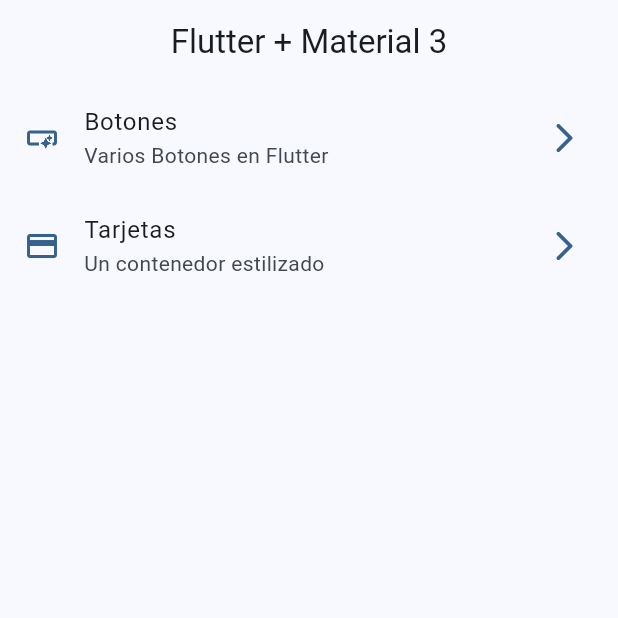
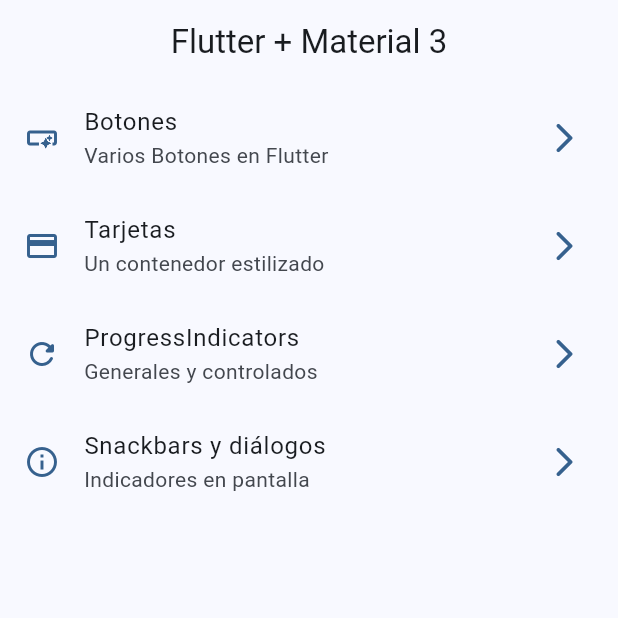
Before and after one commit to TellMeT-Dev/Proyectos_Flutter, a Flutter app: the screen it shows after launch, on a phone screen of 412 x 824 dp, the top half of it. Run offline on Flutter 3.47's test engine with Material 3 defaults, Android fonts, the phone set to English and light mode, and no system bars; our stand-ins replace animate_do, dio, go_router, video_player.

Commit message:
Agregar ProgressBar

```diff
--- a/widgets_app/lib/config/menu/menu_items.dart
+++ b/widgets_app/lib/config/menu/menu_items.dart
@@ -28,5 +28,19 @@
     subTitle: 'Un contenedor estilizado',
     link: '/cards',
     icon: Icons.credit_card
-  )
+  ),
+
+  MenuItem(
+    title: 'ProgressIndicators',
+    subTitle: 'Generales y controlados',
+    link: '/progress',
+    icon: Icons.refresh_rounded
+  ),
+
+  MenuItem(
+    title: 'Snackbars y diálogos',
+    subTitle: 'Indicadores en pantalla',
+    link: '/snackbars',
+    icon: Icons.info_outline
+  ),
 ];
--- a/widgets_app/lib/config/router/app_router.dart
+++ b/widgets_app/lib/config/router/app_router.dart
@@ -1,5 +1,5 @@
 import 'package:go_router/go_router.dart';
-import '../../presentation/screens/screens.dart';
+import 'package:widgets_app/presentation/screens/screens.dart';
 
 // GoRouter configuration
 final appRouter = GoRouter(
@@ -22,5 +22,17 @@
       name: CardsScreen.name,
       builder: (context, state) => const CardsScreen(),
     ),
+
+    GoRoute(
+      path: '/progress',
+      name: ProgressScreen.name,
+      builder: (context, state) => const ProgressScreen(),
+    ),
+
+    GoRoute(
+      path: '/snackbars',
+      name: SnackbarScreen.name,
+      builder: (context, state) => const SnackbarScreen(),
+    ),
   ],
 );
```
Also changed, not shown: widgets_app/lib/presentation/screens/progress/progress_screen.dart (+68 -1 lines).
